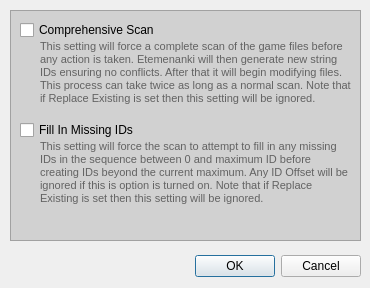
Old version of the form Etemenanki/Settings.ui in the repository MjnMixael/Etemenanki.
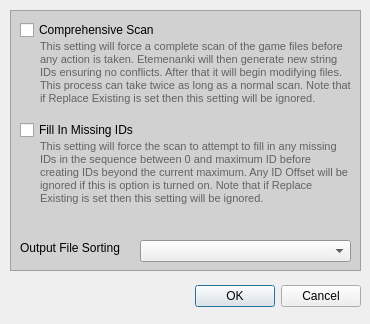
New version of the form.

Commit message: Add output file sorting options feature

Diff of the .ui file:
```diff
--- a/Etemenanki/Settings.ui
+++ b/Etemenanki/Settings.ui
@@ -7,7 +7,7 @@
     <x>0</x>
     <y>0</y>
     <width>370</width>
-    <height>288</height>
+    <height>324</height>
    </rect>
   </property>
   <property name="windowTitle">
@@ -17,7 +17,7 @@
    <property name="geometry">
     <rect>
      <x>10</x>
-     <y>250</y>
+     <y>280</y>
      <width>351</width>
      <height>33</height>
     </rect>
@@ -73,7 +73,7 @@
      <x>10</x>
      <y>10</y>
      <width>351</width>
-     <height>231</height>
+     <height>261</height>
     </rect>
    </property>
    <property name="palette">
@@ -228,6 +228,29 @@
      <string>Fill In Missing IDs</string>
     </property>
    </widget>
+   <widget class="QComboBox" name="sorting_combo_box">
+    <property name="geometry">
+     <rect>
+      <x>130</x>
+      <y>230</y>
+      <width>211</width>
+      <height>22</height>
+     </rect>
+    </property>
+   </widget>
+   <widget class="QLabel" name="sorting_label">
+    <property name="geometry">
+     <rect>
+      <x>10</x>
+      <y>230</y>
+      <width>131</width>
+      <height>16</height>
+     </rect>
+    </property>
+    <property name="text">
+     <string>Output File Sorting</string>
+    </property>
+   </widget>
   </widget>
   <zorder>frame</zorder>
   <zorder>layoutWidget</zorder>
```
The commit also changes 5 other files.
